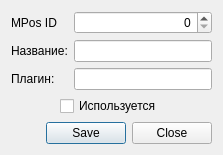
Qt form Clients/paytypedialog.ui (rust3128/HotlineDesktop) before a commit.
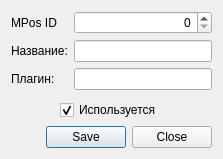
The same form after that commit.

```diff
--- a/Clients/paytypedialog.ui
+++ b/Clients/paytypedialog.ui
@@ -7,7 +7,7 @@
     <x>0</x>
     <y>0</y>
     <width>223</width>
-    <height>144</height>
+    <height>159</height>
    </rect>
   </property>
   <property name="windowTitle">
@@ -83,6 +83,9 @@
      <property name="text">
       <string>Используется</string>
      </property>
+     <property name="checked">
+      <bool>true</bool>
+     </property>
     </widget>
    </item>
   </layout>
```
